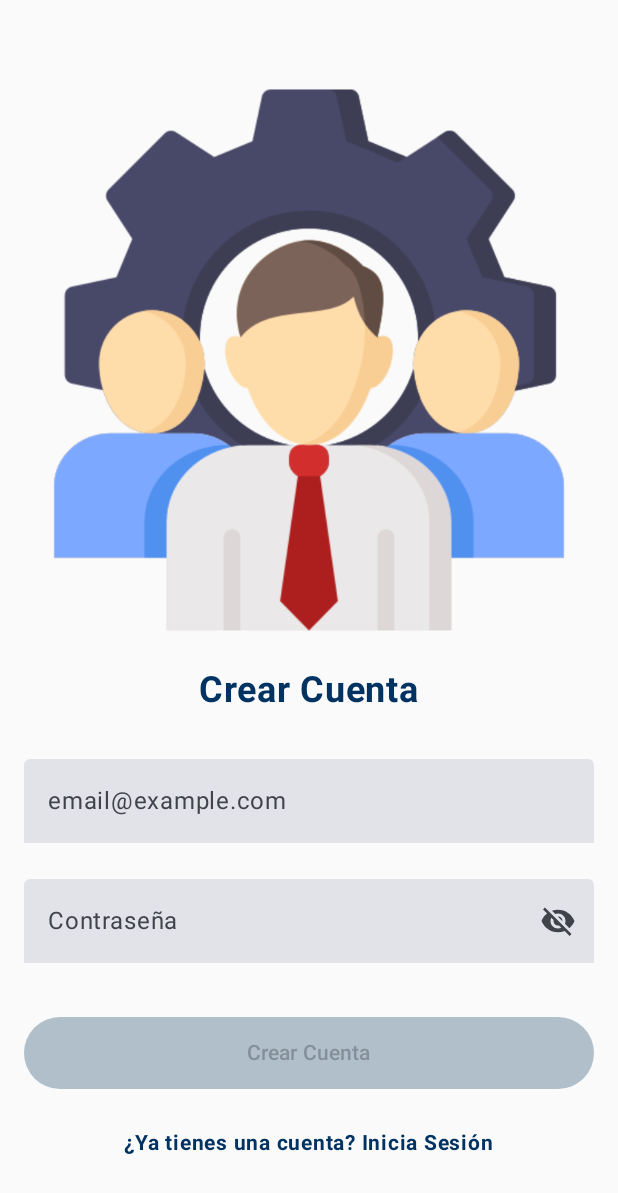
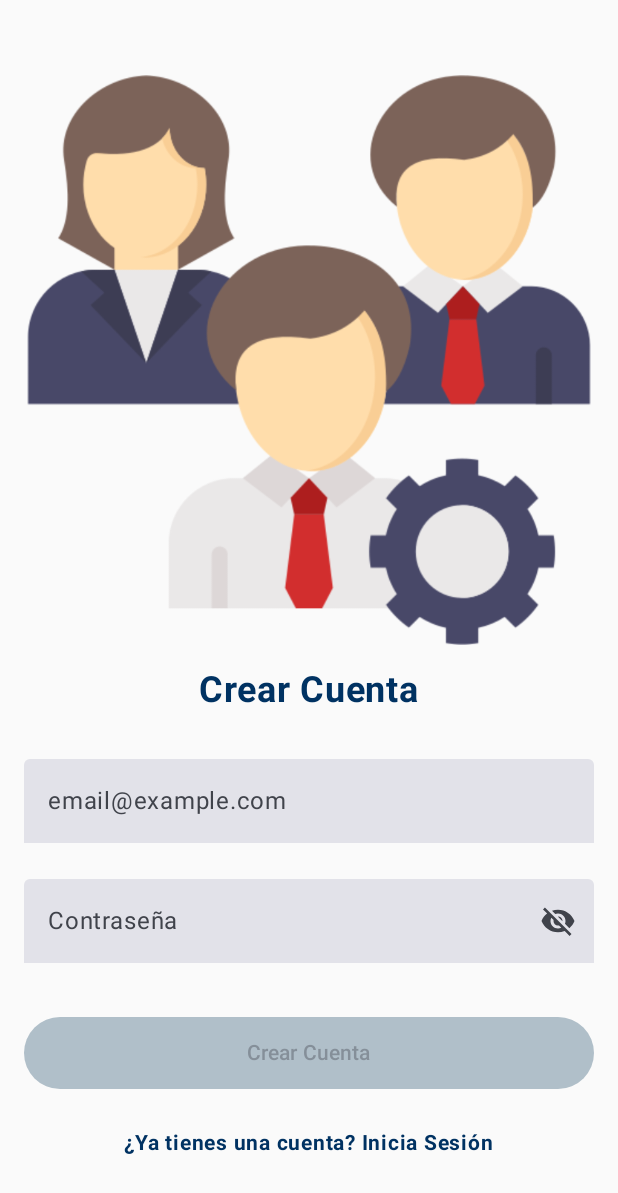
Before and after one commit to RaimyMarte/prueba-tecnica-kotlin, an Android app built with Jetpack Compose: the SignUpScreen screen opened through its navigation route, on a phone screen of 412 x 824 dp. Shown: the top 1193 px of the screen. Run offline under Robolectric (Android 15) with nearby library versions, the phone set to English and light mode, and no system bars; our stand-ins replace Dagger/Hilt's generated code, livedata-compose.

Commit message:
refactor header image and SignUpScreen

```diff
--- a/app/src/main/java/com/example/prueba_tecnica_popular/ui/auth/view/AuthBaseScreen.kt
+++ b/app/src/main/java/com/example/prueba_tecnica_popular/ui/auth/view/AuthBaseScreen.kt
@@ -37,7 +37,8 @@ fun BaseAuthScreen(
     onSubmit: suspend () -> Unit,
     navigateToHome: () -> Unit,
     navigateToRedirect: () -> Unit,
-    showForgotPassword: Boolean = false
+    showForgotPassword: Boolean = false,
+    imageId: Int
 ) {
     Box(
         (Modifier
@@ -54,7 +55,8 @@ fun BaseAuthScreen(
             onSubmit = onSubmit,
             navigateToHome = navigateToHome,
             navigateToRedirect = navigateToRedirect,
-            showForgotPassword = showForgotPassword
+            showForgotPassword = showForgotPassword,
+            imageId = imageId
         )
     }
 }
@@ -70,7 +72,8 @@ fun BaseAuthForm(
     onSubmit: suspend () -> Unit,
     navigateToHome: () -> Unit,
     navigateToRedirect: () -> Unit,
-    showForgotPassword: Boolean = false
+    showForgotPassword: Boolean = false,
+    imageId: Int
 ) {
     val email = viewModel.email.observeAsState(initial = "")
     val password = viewModel.password.observeAsState(initial = "")
@@ -91,7 +94,7 @@ fun BaseAuthForm(
         }
     } else {
         Column(modifier = modifier) {
-            HeaderImage(Modifier.align(Alignment.CenterHorizontally))
+            HeaderImage(Modifier.align(Alignment.CenterHorizontally), imageId = imageId)
 
             Spacer(modifier = Modifier.padding(8.dp))
             Text(
@@ -106,7 +109,7 @@ fun BaseAuthForm(
 
             EmailField(
                 email = email.value,
-                onTextFieldChange = { viewModel.onInputChanged(it, password.value)},
+                onTextFieldChange = { viewModel.onInputChanged(it, password.value) },
                 isError = emailError.value != null,
                 errorMessage = emailError.value ?: ""
             )
--- a/app/src/main/java/com/example/prueba_tecnica_popular/ui/auth/view/LoginScreen.kt
+++ b/app/src/main/java/com/example/prueba_tecnica_popular/ui/auth/view/LoginScreen.kt
@@ -3,7 +3,7 @@ package com.example.prueba_tecnica_popular.ui.auth.view
 
 import androidx.compose.runtime.Composable
 import com.example.prueba_tecnica_popular.ui.auth.viewmodel.LoginViewModel
-
+import com.example.prueba_tecnica_popular.R
 
 @Composable
 fun LoginScreen(
@@ -20,6 +20,7 @@ fun LoginScreen(
         onSubmit = { viewModel.onLoginSelected() },
         navigateToHome = navigateToHome,
         navigateToRedirect = navigateToSignUp,
-        showForgotPassword = true
+        showForgotPassword = true,
+        imageId = R.drawable.logo
     )
 }
--- a/app/src/main/java/com/example/prueba_tecnica_popular/ui/auth/view/SignUpScreen.kt
+++ b/app/src/main/java/com/example/prueba_tecnica_popular/ui/auth/view/SignUpScreen.kt
@@ -2,6 +2,7 @@ package com.example.prueba_tecnica_popular.ui.auth.view
 
 import androidx.compose.runtime.Composable
 import com.example.prueba_tecnica_popular.ui.auth.viewmodel.SignUpViewModel
+import com.example.prueba_tecnica_popular.R
 
 @Composable
 fun SignUpScreen(
@@ -18,6 +19,7 @@ fun SignUpScreen(
         onSubmit = { viewModel.onSignUpSelected() },
         navigateToHome = navigateToHome,
         navigateToRedirect = navigateToLogin,
-        showForgotPassword = false
+        showForgotPassword = false,
+        imageId = R.drawable.team
     )
 }
--- a/app/src/main/java/com/example/prueba_tecnica_popular/ui/auth/view/components/HeaderImage.kt
+++ b/app/src/main/java/com/example/prueba_tecnica_popular/ui/auth/view/components/HeaderImage.kt
@@ -4,12 +4,11 @@ import androidx.compose.foundation.Image
 import androidx.compose.runtime.Composable
 import androidx.compose.ui.Modifier
 import androidx.compose.ui.res.painterResource
-import com.example.prueba_tecnica_popular.R
 
 @Composable
-fun HeaderImage(modifier: Modifier) {
+fun HeaderImage(modifier: Modifier, imageId: Int) {
     Image(
-        painter = painterResource(id = R.drawable.logo),
+        painter = painterResource(id = imageId),
         contentDescription = "logo",
         modifier = modifier
     )
```
Also changed, not shown: app/src/main/java/com/example/prueba_tecnica_popular/ui/users/view/UsersListScreen.kt (+1 -48 lines), app/src/main/java/com/example/prueba_tecnica_popular/ui/users/view/components/SearchField.kt (added, +58 -0 lines), app/src/main/res/drawable/team.png (added).
